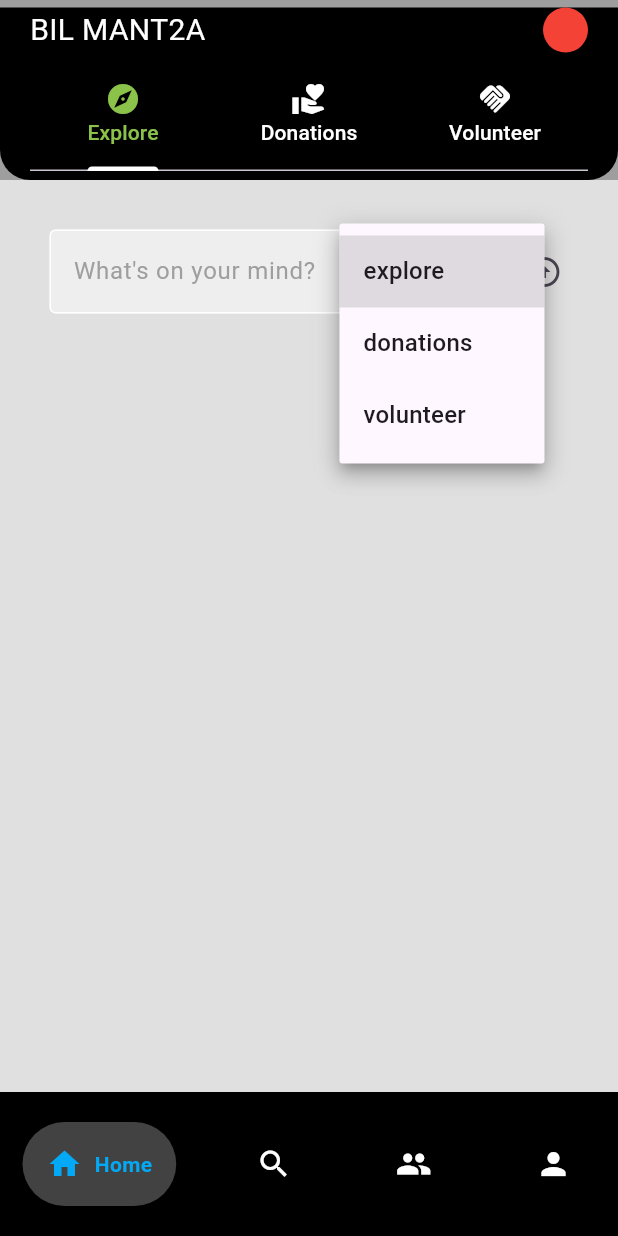
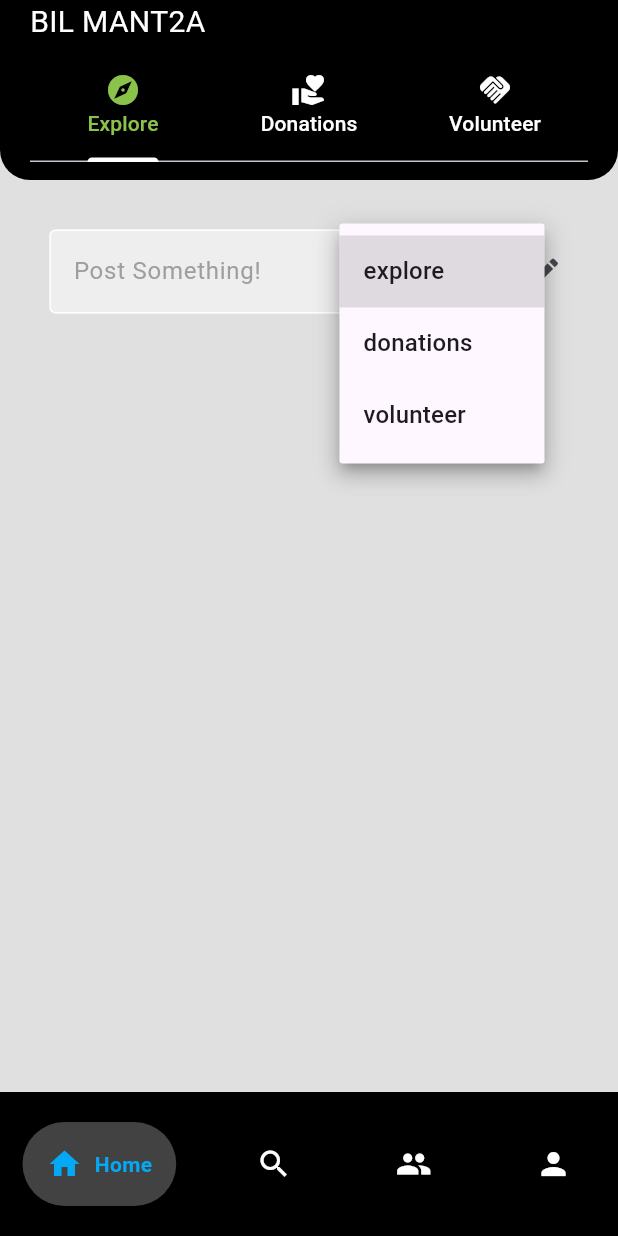
Before and after one commit to HalcyonAbsedion/BilMant2a, a Flutter app: the screen it shows once a user with an empty profile is signed in, after a tap on "explore", on a phone screen of 412 x 824 dp. Run offline on Flutter 3.47's test engine with Material 3 defaults, Android fonts, the phone set to English and light mode, and no system bars; drawn by our look-alikes of google_nav_bar; our stand-ins replace cloud_firestore, firebase_auth, firebase_core, firebase_storage, flutter_image_compress, image_cropper and 1 more; accounts and stored records are empty; network calls fail.

Commit message:
fixed the issue of top bar and minor changes in home page

```diff
--- a/lib/components/top_bar.dart
+++ b/lib/components/top_bar.dart
@@ -10,7 +10,7 @@ class TopBar extends StatelessWidget {
       length: 3, // Adjusted length to match the number of tabs
       child: Scaffold(
         appBar: _appBar(),
-        backgroundColor: Colors.grey,
+        backgroundColor: Colors.grey[300],
         body: const TabBarView(
           children: [
             HomePage(postType: 'explore'),
@@ -26,7 +26,6 @@ class TopBar extends StatelessWidget {
     return PreferredSize(
       preferredSize: const Size.fromHeight(120),
       child: Container(
-        margin: const EdgeInsets.only(top: 5),
         padding: const EdgeInsets.symmetric(horizontal: 20),
         decoration: _boxDecoration(),
         child: SafeArea(
@@ -60,10 +59,6 @@ class TopBar extends StatelessWidget {
             style: TextStyle(color: Colors.white, fontSize: 20),
           ),
         ),
-        CircleAvatar(
-          radius: 15,
-          backgroundColor: Colors.red,
-        )
       ],
     );
   }
--- a/lib/pages/home_page.dart
+++ b/lib/pages/home_page.dart
@@ -49,7 +49,7 @@ class _HomePageState extends State<HomePage> {
                       padding: const EdgeInsets.all(8.0),
                       child: MyTextField(
                         controller: textController,
-                        hintText: "What's on your mind?",
+                        hintText: "Post Something!",
                         obscureText: false,
                       ),
                     ),
@@ -71,7 +71,7 @@ class _HomePageState extends State<HomePage> {
                   ),
                   IconButton(
                     onPressed: () => postSend(selectedPostType),
-                    icon: const Icon(Icons.arrow_circle_up),
+                    icon: const Icon(Icons.edit),
                   ),
                 ],
               ),
```
